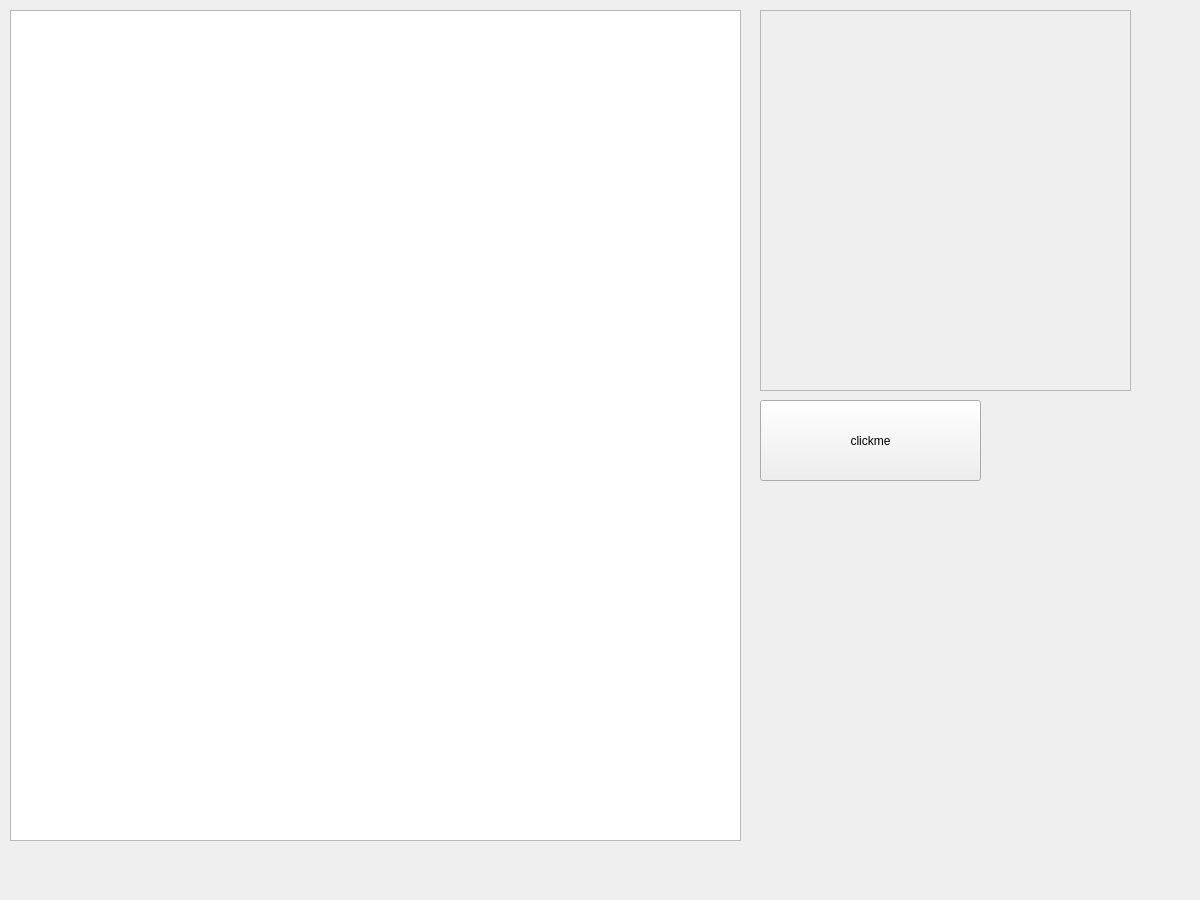
Qt form a3_William_Lee_101181435/ui/mainwindow.ui (willKip/Elevator-Simulation) before a commit.
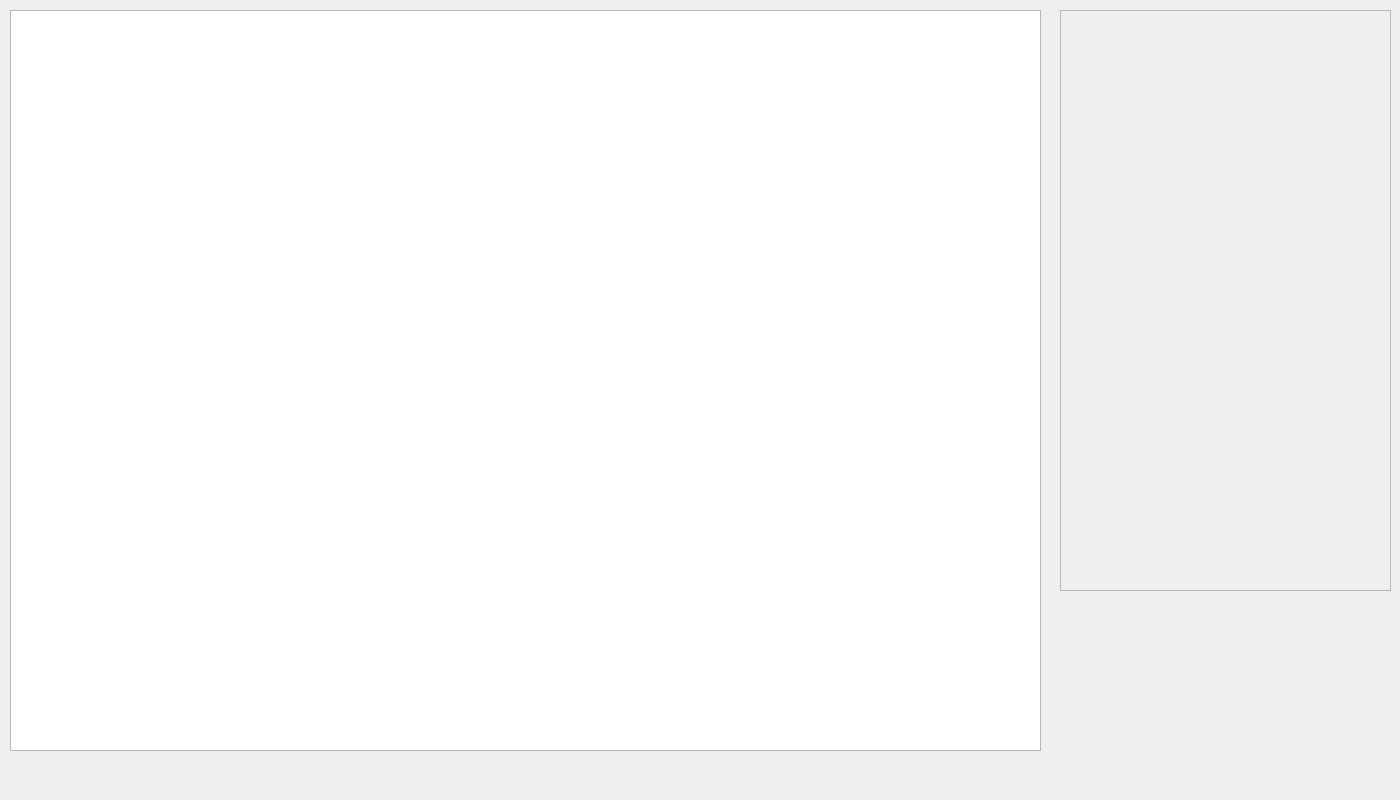
The same form after that commit.

```diff
--- a/a3_William_Lee_101181435/ui/mainwindow.ui
+++ b/a3_William_Lee_101181435/ui/mainwindow.ui
@@ -6,8 +6,8 @@
    <rect>
     <x>0</x>
     <y>0</y>
-    <width>1200</width>
-    <height>900</height>
+    <width>1400</width>
+    <height>800</height>
    </rect>
   </property>
   <property name="sizePolicy">
@@ -18,40 +18,27 @@
   </property>
   <property name="minimumSize">
    <size>
-    <width>1200</width>
-    <height>900</height>
+    <width>1400</width>
+    <height>800</height>
    </size>
   </property>
   <property name="maximumSize">
    <size>
-    <width>1200</width>
-    <height>900</height>
+    <width>1400</width>
+    <height>800</height>
    </size>
   </property>
   <property name="windowTitle">
    <string>MainWindow</string>
   </property>
   <widget class="QWidget" name="centralwidget">
-   <widget class="QPushButton" name="testButton">
-    <property name="geometry">
-     <rect>
-      <x>760</x>
-      <y>400</y>
-      <width>221</width>
-      <height>81</height>
-     </rect>
-    </property>
-    <property name="text">
-     <string>clickme</string>
-    </property>
-   </widget>
    <widget class="QScrollArea" name="outputScroll">
     <property name="geometry">
      <rect>
-      <x>760</x>
+      <x>1060</x>
       <y>10</y>
-      <width>371</width>
-      <height>381</height>
+      <width>331</width>
+      <height>581</height>
      </rect>
     </property>
     <property name="widgetResizable">
@@ -62,8 +49,8 @@
       <rect>
        <x>0</x>
        <y>0</y>
-       <width>369</width>
-       <height>379</height>
+       <width>329</width>
+       <height>579</height>
       </rect>
      </property>
      <layout class="QHBoxLayout" name="horizontalLayout">
@@ -91,8 +78,8 @@
      <rect>
       <x>10</x>
       <y>10</y>
-      <width>731</width>
-      <height>831</height>
+      <width>1031</width>
+      <height>741</height>
      </rect>
     </property>
     <layout class="QHBoxLayout" name="horizontalLayout_2">
@@ -144,6 +131,17 @@
      </item>
     </layout>
    </widget>
+   <widget class="QWidget" name="horizontalLayoutWidget_2">
+    <property name="geometry">
+     <rect>
+      <x>1060</x>
+      <y>610</y>
+      <width>331</width>
+      <height>141</height>
+     </rect>
+    </property>
+    <layout class="QHBoxLayout" name="buildingButtonLayout"/>
+   </widget>
   </widget>
   <widget class="QMenuBar" name="menubar">
    <property name="geometry">
```
Left out of the diff: 4 changed lines with no effect on the pictures.
